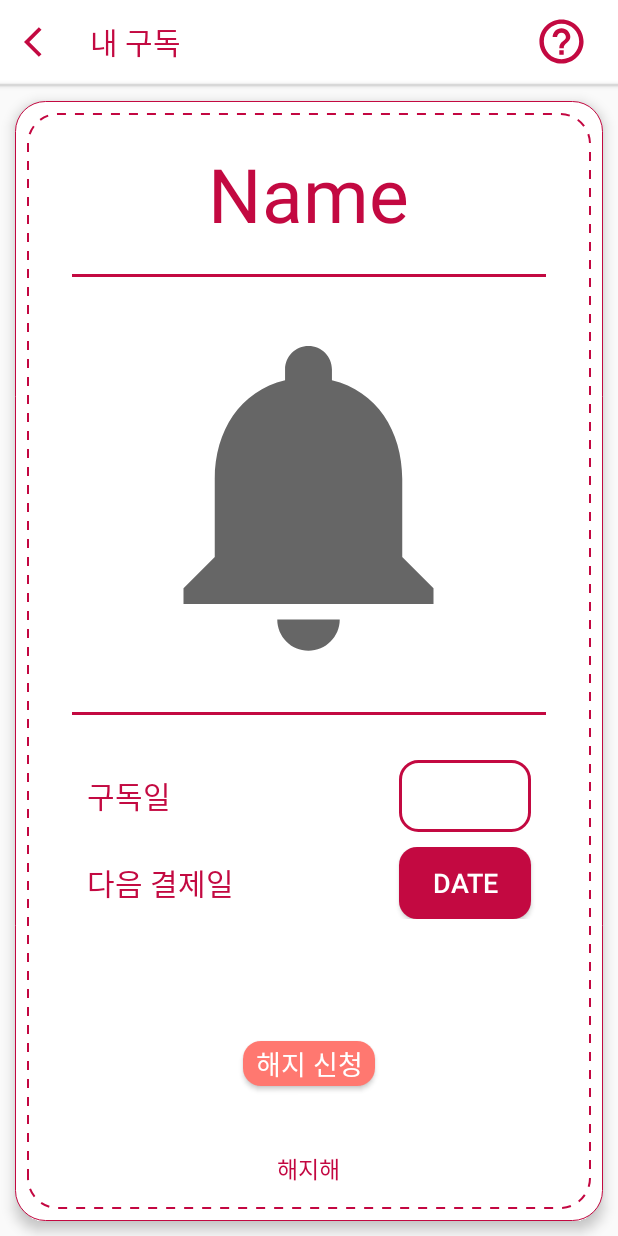
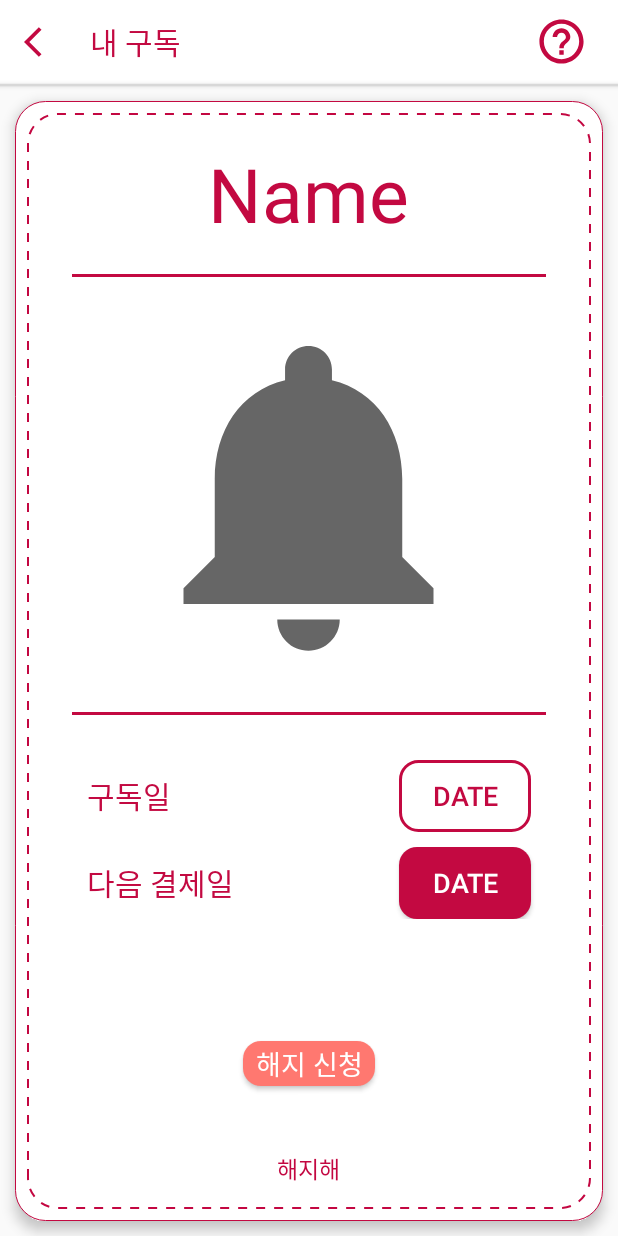
Before and after one commit to TwoMal2/Haejihae, an Android app: the MainSubscribeDetailsActivity screen opened directly, with no data from a screen before it, on a phone screen of 412 x 824 dp. Run offline under Robolectric (Android 15) with nearby library versions, the phone set to English and light mode, and no system bars.

Commit message:
Add Popup Calendar in MainSubscribe Activity

```diff
--- a/app/src/main/res/values/themes.xml
+++ b/app/src/main/res/values/themes.xml
@@ -15,10 +15,11 @@
 
         <!--날짜 선택-->
         <item name="android:datePickerDialogTheme">@style/DatePickerDialog</item>
+
     </style>
-    <style name="DatePickerDialog">
+    <style name="DatePickerDialog" parent="Theme.AppCompat.Light.Dialog">
         <item name="colorAccent">#FF7870</item>
-        <item name="android:textColor">@color/white</item>
+        <item name="android:textColor">#C30941</item>
 
     </style>
 </resources>
```
Also changed, not shown: app/src/main/java/com/example/haejihae/MainSubscribeDetailsActivity.java (+8 -6 lines).
